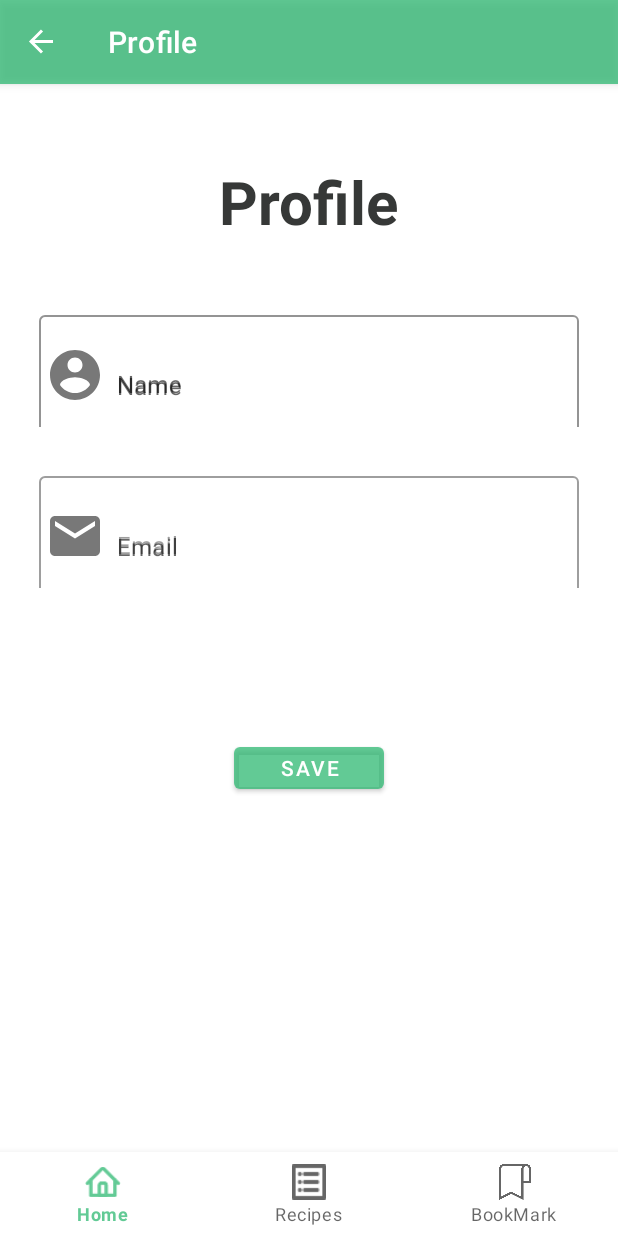
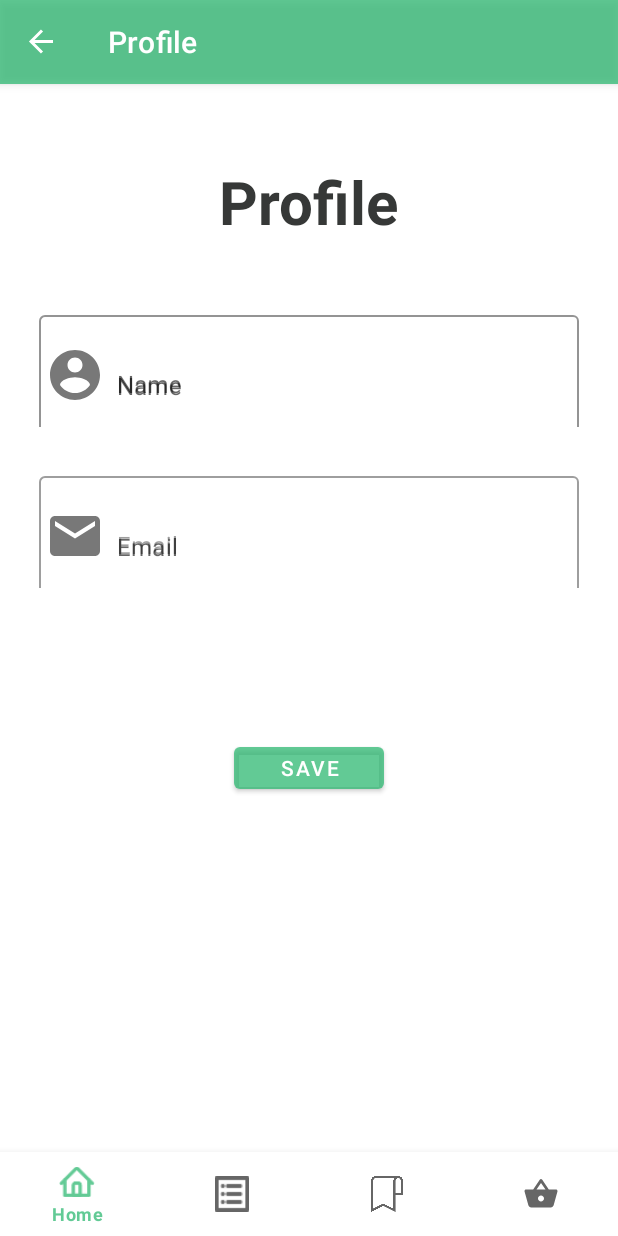
Before and after one commit to RenadAlii/Tabkati, an Android app: the ProfileFragment screen opened through its navigation route, on a phone screen of 412 x 824 dp. Run offline under Robolectric (Android 15) with nearby library versions, the light colour scheme and no system bars; our stand-ins replace Dagger/Hilt's generated code, Firebase (no records; nobody signed in at launch, a user with empty details on screens opened directly), data binding, navigation-ui; 2 statements that could not run were skipped.

Commit message:
add groceries model

```diff
--- /dev/null
+++ b/app/src/main/java/com/example/tabkati/model/groceries.kt
@@ -0,0 +1,6 @@
+package com.example.tabkati.model
+
+data class Groceries(
+    val groceryItems: String? = null,
+    val isChecked: Boolean = false
+)
--- a/app/src/main/res/menu/bottom_app_bar_menu.xml
+++ b/app/src/main/res/menu/bottom_app_bar_menu.xml
@@ -19,16 +19,16 @@
         android:icon="@drawable/bookmark__2_"
         android:title="@string/bookmark"/>
 
-
+        <item
+          android:id="@+id/groceriesFragment"
+       android:enabled="true"
+           android:icon="@drawable/ic_baseline_shopping_basket_24"
+           android:title="@string/groceries"/>
 <!--    <item-->
 <!--        android:id="@+id/page_4"-->
 <!--        android:enabled="true"-->
 <!--        android:icon="@drawable/add"-->
 <!--        android:title="@string/your_recipes"/>-->
-<!--    <item-->
-<!--        android:id="@+id/groceriesFragment"-->
-<!--        android:enabled="true"-->
-<!--        android:icon="@drawable/ic_baseline_shopping_basket_24"-->
-<!--        android:title="@string/groceries"/>-->
+
 
 </menu>
```
Also changed, not shown: app/src/main/java/com/example/tabkati/model/User.kt (+7 -1 lines).
